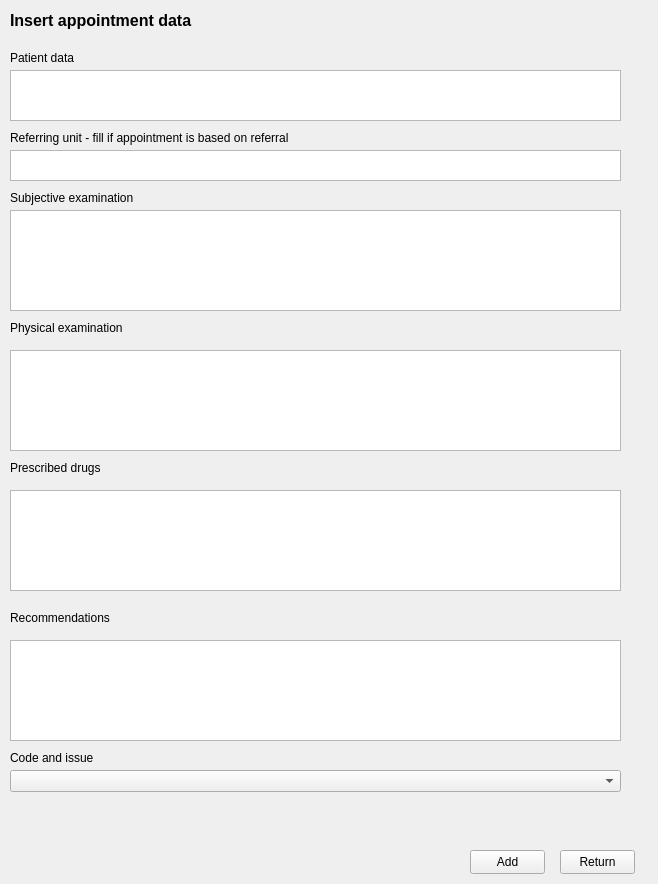
This is gui/AppointmentData.ui in FilipHa5/Clinic-Management-PyMongo as Qt 5 draws it before an edit. The edited form follows.
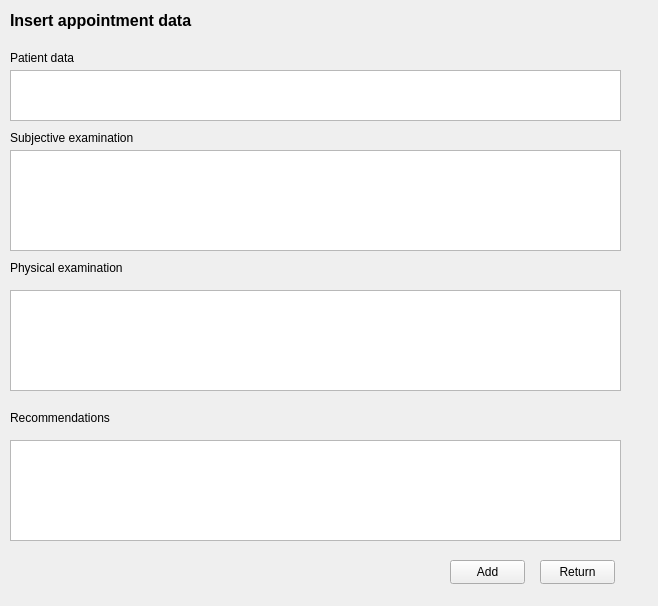
This is the edited form.

The edit to the form file:
```diff
--- a/gui/AppointmentData.ui
+++ b/gui/AppointmentData.ui
@@ -7,7 +7,7 @@
     <x>0</x>
     <y>0</y>
     <width>658</width>
-    <height>884</height>
+    <height>606</height>
    </rect>
   </property>
   <property name="windowTitle">
@@ -69,7 +69,7 @@
    <property name="geometry">
     <rect>
      <x>10</x>
-     <y>210</y>
+     <y>150</y>
      <width>611</width>
      <height>101</height>
     </rect>
@@ -79,7 +79,7 @@
    <property name="geometry">
     <rect>
      <x>10</x>
-     <y>190</y>
+     <y>130</y>
      <width>181</width>
      <height>16</height>
     </rect>
@@ -92,7 +92,7 @@
    <property name="geometry">
     <rect>
      <x>10</x>
-     <y>320</y>
+     <y>260</y>
      <width>181</width>
      <height>16</height>
     </rect>
@@ -105,7 +105,7 @@
    <property name="geometry">
     <rect>
      <x>10</x>
-     <y>350</y>
+     <y>290</y>
      <width>611</width>
      <height>101</height>
     </rect>
@@ -115,7 +115,7 @@
    <property name="geometry">
     <rect>
      <x>10</x>
-     <y>640</y>
+     <y>440</y>
      <width>611</width>
      <height>101</height>
     </rect>
@@ -125,7 +125,7 @@
    <property name="geometry">
     <rect>
      <x>10</x>
-     <y>610</y>
+     <y>410</y>
      <width>181</width>
      <height>16</height>
     </rect>
@@ -134,34 +134,11 @@
     <string>Recommendations</string>
    </property>
   </widget>
-  <widget class="QTextEdit" name="text_edit_drugs">
-   <property name="geometry">
-    <rect>
-     <x>10</x>
-     <y>490</y>
-     <width>611</width>
-     <height>101</height>
-    </rect>
-   </property>
-  </widget>
-  <widget class="QLabel" name="label_drugs">
-   <property name="geometry">
-    <rect>
-     <x>10</x>
-     <y>460</y>
-     <width>181</width>
-     <height>16</height>
-    </rect>
-   </property>
-   <property name="text">
-    <string>Prescribed drugs</string>
-   </property>
-  </widget>
   <widget class="QPushButton" name="push_button_return">
    <property name="geometry">
     <rect>
-     <x>560</x>
-     <y>850</y>
+     <x>540</x>
+     <y>560</y>
      <width>75</width>
      <height>24</height>
     </rect>
@@ -173,8 +150,8 @@
   <widget class="QPushButton" name="push_button_add">
    <property name="geometry">
     <rect>
-     <x>470</x>
-     <y>850</y>
+     <x>450</x>
+     <y>560</y>
      <width>75</width>
      <height>24</height>
     </rect>
@@ -183,52 +160,6 @@
     <string>Add</string>
    </property>
   </widget>
-  <widget class="QComboBox" name="combo_box_codes">
-   <property name="geometry">
-    <rect>
-     <x>10</x>
-     <y>770</y>
-     <width>611</width>
-     <height>22</height>
-    </rect>
-   </property>
-  </widget>
-  <widget class="QLabel" name="label_code">
-   <property name="geometry">
-    <rect>
-     <x>10</x>
-     <y>750</y>
-     <width>181</width>
-     <height>16</height>
-    </rect>
-   </property>
-   <property name="text">
-    <string>Code and issue</string>
-   </property>
-  </widget>
-  <widget class="QTextEdit" name="text_edit_reffering_unit">
-   <property name="geometry">
-    <rect>
-     <x>10</x>
-     <y>150</y>
-     <width>611</width>
-     <height>31</height>
-    </rect>
-   </property>
-  </widget>
-  <widget class="QLabel" name="label_ref">
-   <property name="geometry">
-    <rect>
-     <x>10</x>
-     <y>130</y>
-     <width>311</width>
-     <height>16</height>
-    </rect>
-   </property>
-   <property name="text">
-    <string>Referring unit - fill if appointment is based on referral</string>
-   </property>
-  </widget>
  </widget>
  <resources/>
  <connections/>
```
